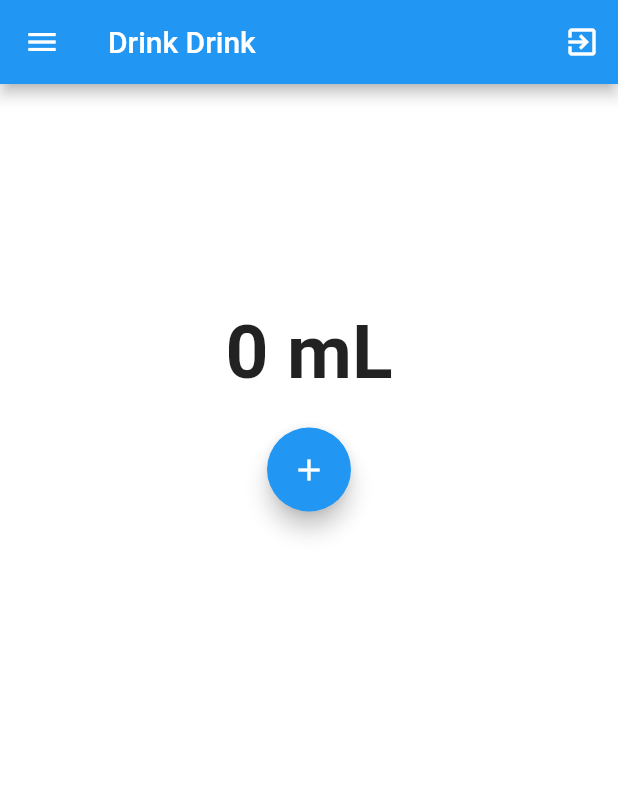
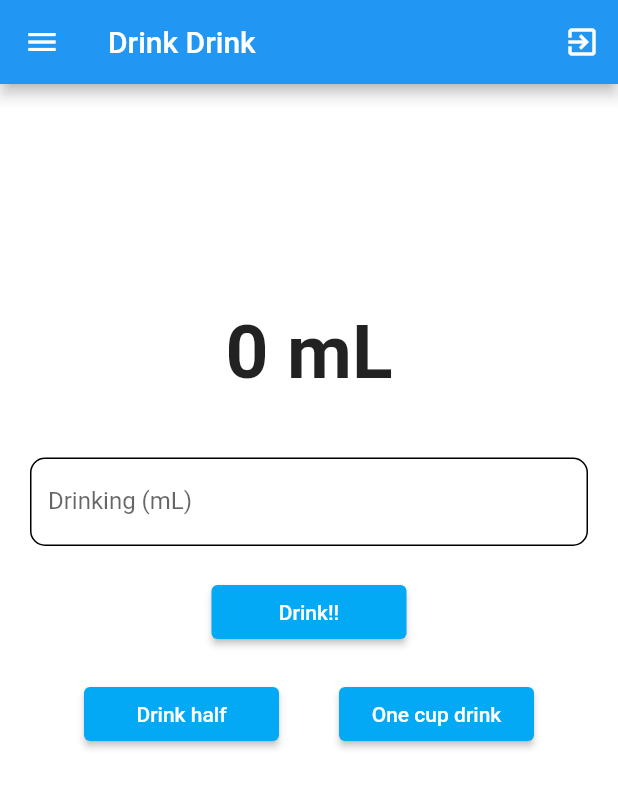
Before and after one commit to plumest/drinkdrink, a Flutter app: the Home screen opened directly, on a phone screen of 412 x 824 dp. Shown: the top 788 px of the screen. Run offline on Flutter 3.47's test engine with Material 2 defaults, Android fonts, the phone set to English and light mode, and no system bars; our stand-ins replace cloud_firestore, firebase_auth, firebase_core, flutter_signin_button, splashscreen; accounts and stored records are empty.

Commit message:
Implement drinking form validator

```diff
--- a/lib/drink/analyst.dart
+++ b/lib/drink/analyst.dart
@@ -1,3 +1,4 @@
+import 'package:flutter/services.dart';
 import 'package:intl/intl.dart';
 import 'package:flutter/material.dart';
 import 'package:cloud_firestore/cloud_firestore.dart';
@@ -49,6 +50,8 @@ class _AnalystState extends State<Analyst> {
 
   @override
   Widget build(BuildContext context) {
+    TextEditingController waterController = TextEditingController();
+
     return Container(
       decoration: BoxDecoration(color: Colors.white),
       child: Center(
@@ -65,11 +68,56 @@ class _AnalystState extends State<Analyst> {
                           ),
                       ),
               ),
-              FloatingActionButton(
-                onPressed: () => _drinkingWater(10),
-                tooltip: 'Increment',
-                child: Icon(Icons.add),
+              Padding(
+                padding: EdgeInsets.all(20.0),
+                child: TextFormField(
+                  controller: waterController,
+                    decoration: InputDecoration(
+                      labelText: "Drinking (mL)",
+                      enabledBorder: OutlineInputBorder(
+                        borderRadius: BorderRadius.circular(10.0),
+                      ),
+                    ),
+                    // ignore: deprecated_member_use
+                    inputFormatters: [WhitelistingTextInputFormatter.digitsOnly],
+                ),
               ),
+              SizedBox(
+                  width: 130,
+                  child: ElevatedButton(
+                    style: ButtonStyle(backgroundColor: MaterialStateProperty.all<Color>(Colors.lightBlue)),
+                    onPressed: () => _drinkingWater(int.parse(waterController.text)),
+                    child: Text('Drink!!'),
+                  ),
+              ),
+              Row(
+                mainAxisAlignment: MainAxisAlignment.center,
+                crossAxisAlignment: CrossAxisAlignment.center,
+                children: [
+                  Padding(
+                    padding: EdgeInsets.all(20.0),
+                    child: SizedBox(
+                      width: 130,
+                      child: ElevatedButton(
+                        style: ButtonStyle(backgroundColor: MaterialStateProperty.all<Color>(Colors.lightBlue)),
+                        onPressed: () => _drinkingWater(125),
+                        child: Text('Drink half'),
+                      ),
+                    )
+                  ),
+                  Padding(
+                    padding: EdgeInsets.all(20.0),
+                    child: SizedBox(
+                      width: 130,
+                      child: ElevatedButton(
+                        style: ButtonStyle(backgroundColor: MaterialStateProperty.all<Color>(Colors.lightBlue)),
+                        onPressed: () => _drinkingWater(250),
+                        child: Text('One cup drink'),
+                      ),
+                    )
+                  ),
+                ]
+              )
           ],
       ),),
       );
```
